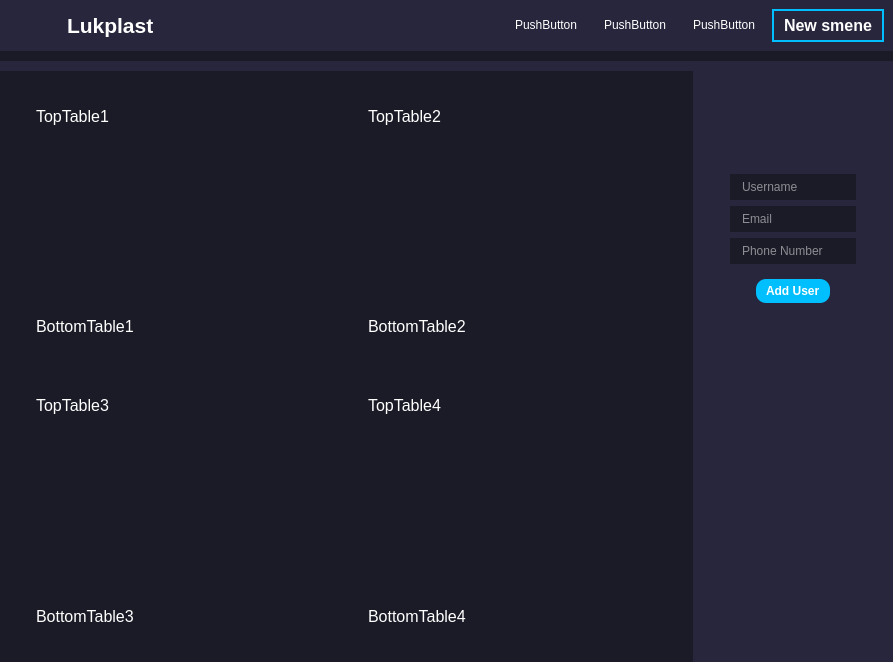
Old version of the form interface.ui in the repository KofanovE/GuiLukplast.
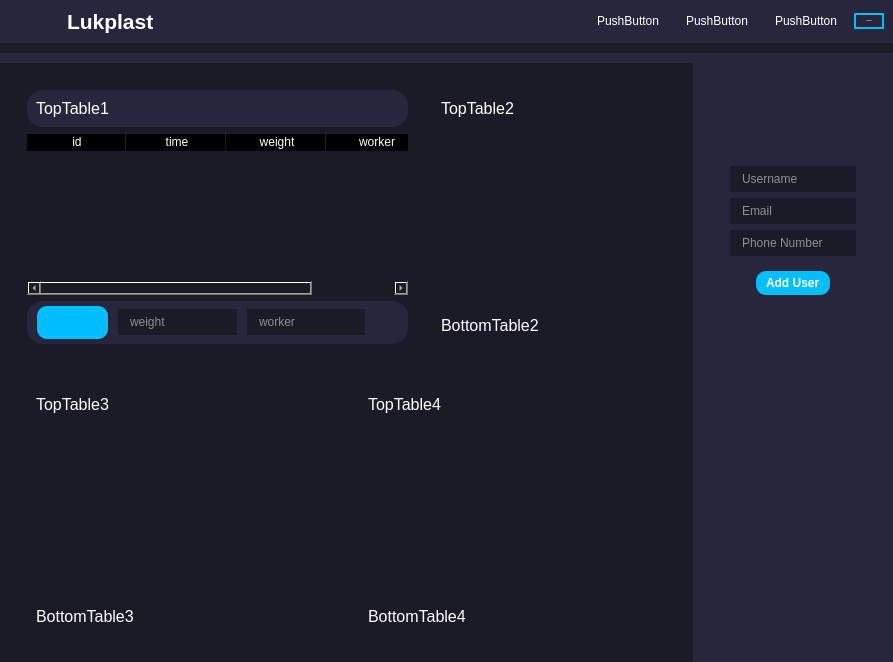
New version of the form. Icons and pictures are not drawn. Custom widgets are drawn as their Qt base class.

Commit message: dev_0_13_refactor:add prototype of one table example

Diff of the .ui file:
```diff
--- a/interface.ui
+++ b/interface.ui
@@ -26,7 +26,7 @@
 	background-color: #1b1b27;
 }
 
-#header, #mainBody{
+#header, #mainBody, #topTable1, #botTable1{
 	background-color: #27263c;
 }
 
@@ -37,7 +37,7 @@
 
 }
 
-#addUserBtn{
+#addUserBtn, #addPos1Btn{
 	background-color: #00bfff;
 	border-radius: 10px;
 }
@@ -57,6 +57,10 @@
 
 QLineEdit{
 	padding: 5px 10px;
+}
+
+#topTable1, #botTable1{
+	border-radius: 16px;	
 }</string>
   </property>
   <widget class="QWidget" name="centralwidget">
@@ -189,7 +193,7 @@
             </property>
             <property name="font">
              <font>
-              <pointsize>12</pointsize>
+              <pointsize>1</pointsize>
               <weight>75</weight>
               <bold>true</bold>
              </font>
@@ -468,7 +472,7 @@
                   <widget class="QWidget" name="widget_5" native="true">
                    <layout class="QVBoxLayout" name="verticalLayout_11">
                     <item>
-                     <widget class="QFrame" name="frame_6">
+                     <widget class="QFrame" name="topTable1">
                       <property name="frameShape">
                        <enum>QFrame::StyledPanel</enum>
                       </property>
@@ -492,10 +496,31 @@
                      </widget>
                     </item>
                     <item>
-                     <widget class="QTableWidget" name="tableWidget"/>
+                     <widget class="QTableWidget" name="tableWidget">
+                      <column>
+                       <property name="text">
+                        <string>id</string>
+                       </property>
+                      </column>
+                      <column>
+                       <property name="text">
+                        <string>time</string>
+                       </property>
+                      </column>
+                      <column>
+                       <property name="text">
+                        <string>weight</string>
+                       </property>
+                      </column>
+                      <column>
+                       <property name="text">
+                        <string>worker</string>
+                       </property>
+                      </column>
+                     </widget>
                     </item>
                     <item>
-                     <widget class="QFrame" name="frame_7">
+                     <widget class="QFrame" name="botTable1">
                       <property name="frameShape">
                        <enum>QFrame::StyledPanel</enum>
                       </property>
@@ -503,18 +528,79 @@
                        <enum>QFrame::Raised</enum>
                       </property>
                       <layout class="QHBoxLayout" name="horizontalLayout_8">
+                       <property name="spacing">
+                        <number>10</number>
+                       </property>
+                       <property name="leftMargin">
+                        <number>10</number>
+                       </property>
+                       <property name="topMargin">
+                        <number>5</number>
+                       </property>
+                       <property name="rightMargin">
+                        <number>10</number>
+                       </property>
+                       <property name="bottomMargin">
+                        <number>5</number>
+                       </property>
                        <item>
-                        <widget class="QLabel" name="label_9">
+                        <widget class="QPushButton" name="addPos1Btn">
+                         <property name="minimumSize">
+                          <size>
+                           <width>0</width>
+                           <height>0</height>
+                          </size>
+                         </property>
                          <property name="font">
                           <font>
-                           <pointsize>12</pointsize>
+                           <pointsize>14</pointsize>
                           </font>
                          </property>
+                         <property name="cursor">
+                          <cursorShape>PointingHandCursor</cursorShape>
+                         </property>
                          <property name="text">
-                          <string>BottomTable1</string>
+                          <string/>
                          </property>
+                         <property name="icon">
+                          <iconset resource="QSS/QSS_Resources.qrc">
+                           <normaloff>:/icons/Icons/plus-square.png</normaloff>:/icons/Icons/plus-square.png</iconset>
+                         </property>
+                         <property name="iconSize">
+                          <size>
+                           <width>24</width>
+                           <height>24</height>
+                          </size>
+                         </property>
                         </widget>
                        </item>
+                       <item>
+                        <widget class="QLineEdit" name="lineEdit_4">
+                         <property name="placeholderText">
+                          <string>weight</string>
+                         </property>
+                        </widget>
+                       </item>
+                       <item>
+                        <widget class="QLineEdit" name="lineEdit_5">
+                         <property name="placeholderText">
+                          <string>worker</string>
+                         </property>
+                        </widget>
+                       </item>
+                       <item>
+                        <spacer name="horizontalSpacer">
+                         <property name="orientation">
+                          <enum>Qt::Horizontal</enum>
+                         </property>
+                         <property name="sizeHint" stdset="0">
+                          <size>
+                           <width>40</width>
+                           <height>20</height>
+                          </size>
+                         </property>
+                        </spacer>
+                       </item>
                       </layout>
                      </widget>
                     </item>
```
The commit also changes 1 other file.
